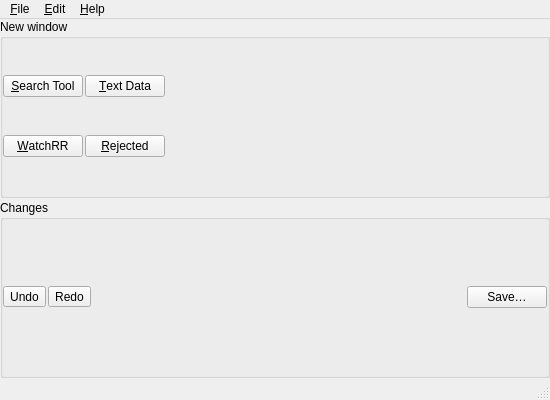
First picture: the form in src/hqc/appwindow.ui, repository metno/kvhqc, before the edit.
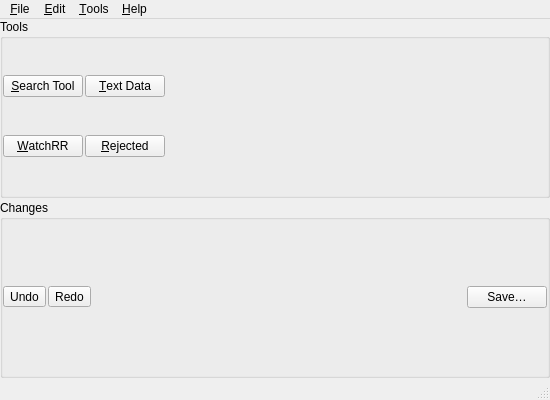
Second picture: the form after the edit. Icons and pictures are not drawn.

The edit to the form file:
```diff
--- a/src/hqc/appwindow.ui
+++ b/src/hqc/appwindow.ui
@@ -27,7 +27,7 @@
     <item>
      <widget class="QGroupBox" name="groupNewWindow">
       <property name="title">
-       <string>New window</string>
+       <string>Tools</string>
       </property>
       <layout class="QGridLayout" name="gridLayout">
        <property name="margin">
@@ -194,8 +194,18 @@
     <addaction name="separator"/>
     <addaction name="actionSettings"/>
    </widget>
+   <widget class="QMenu" name="menuTools">
+    <property name="title">
+     <string>&amp;Tools</string>
+    </property>
+    <addaction name="actionSearchTool"/>
+    <addaction name="actionTextData"/>
+    <addaction name="actionWatchRR"/>
+    <addaction name="actionRejected"/>
+   </widget>
    <addaction name="menuFile"/>
    <addaction name="menuEdit"/>
+   <addaction name="menuTools"/>
    <addaction name="menuHelp"/>
   </widget>
   <widget class="QStatusBar" name="statusbar"/>
```
Left out of the diff: 100 changed lines with no effect on the pictures.
